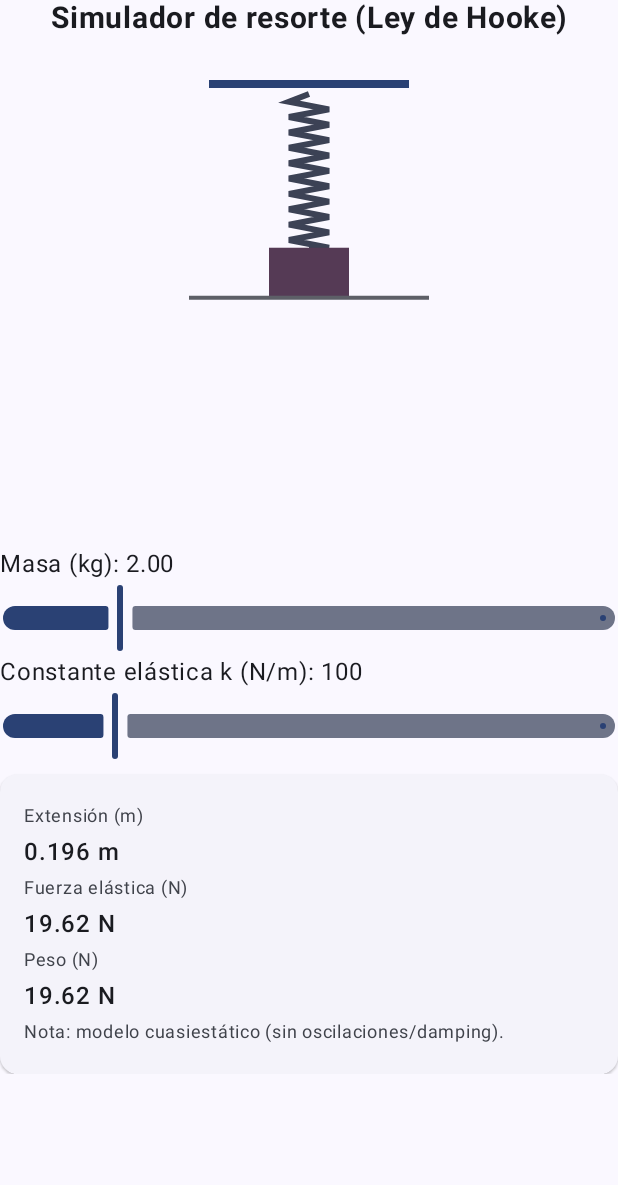
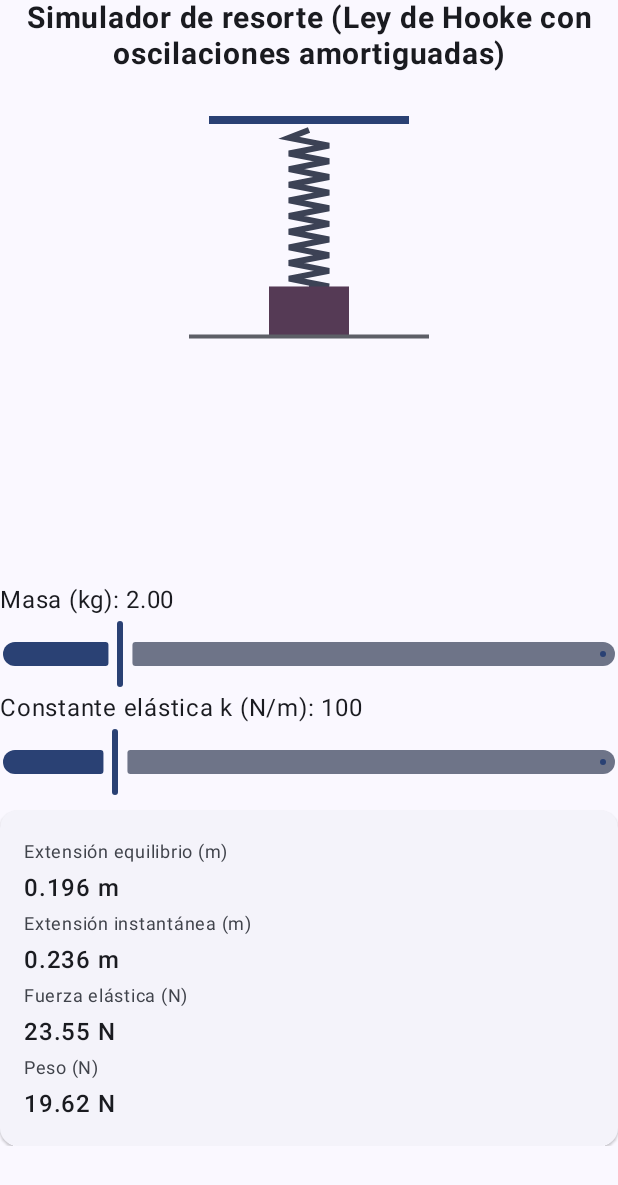
Before and after one commit to Stivenco12/proyecto-naturales-experimentos, an Android app built with Jetpack Compose: the composable SpringSimulator shown on its own in the app's theme, on a phone screen of 412 x 824 dp. Shown: the top 1185 px of the screen. Run offline under Robolectric (Android 15) with nearby library versions, the phone set to English and light mode, and no system bars.

Commit message:
se añadieron ocilaciones al resorte

```diff
--- a/app/src/main/java/com/example/fsica_qumica/MainActivity.kt
+++ b/app/src/main/java/com/example/fsica_qumica/MainActivity.kt
@@ -3,7 +3,6 @@ package com.example.fsica_qumica
 import android.os.Bundle
 import androidx.activity.ComponentActivity
 import androidx.activity.compose.setContent
-import androidx.compose.animation.core.animateFloatAsState
 import androidx.compose.foundation.Canvas
 import androidx.compose.foundation.layout.*
 import androidx.compose.foundation.rememberScrollState
@@ -18,7 +17,9 @@ import androidx.compose.ui.text.font.FontWeight
 import androidx.compose.ui.text.style.TextAlign
 import androidx.compose.ui.unit.dp
 import androidx.compose.ui.unit.sp
+import kotlin.math.cos
 import kotlin.math.max
+import kotlin.math.sqrt
 
 class MainActivity : ComponentActivity() {
     override fun onCreate(savedInstanceState: Bundle?) {
@@ -67,7 +68,6 @@ fun LabeledValue(label: String, value: String) {
         Text(value, fontSize = 16.sp, fontWeight = FontWeight.SemiBold)
     }
 }
-
 @Composable
 fun SpringSimulator(modifier: Modifier = Modifier) {
     var massKg by remember { mutableStateOf(2f) }
@@ -77,18 +77,37 @@ fun SpringSimulator(modifier: Modifier = Modifier) {
     val topMarginPx = 40f
     val coilWidthPx = 40f
     val naturalLengthPx = 140f
+    val pxPerMeter = 70f
 
-    val extensionMeters = (massKg * g) / max(kNpm, 1f)
-    val pxPerMeter = 70f
-    val totalLengthPxTarget = naturalLengthPx + extensionMeters * pxPerMeter
-    val animatedLengthPx by animateFloatAsState(targetValue = totalLengthPxTarget)
+    // ---------------------------
+    // Movimiento dinámico (MAS amortiguado)
+    // ---------------------------
+    val extensionEq = (massKg * g) / max(kNpm, 1f) // equilibrio
+    val omega = sqrt(kNpm / massKg) // frecuencia angular
+    val amplitude = extensionEq * 0.3f // amplitud inicial (30%)
+    val damping = 0.15f // factor de amortiguamiento (ajustable)
+
+    var time by remember { mutableStateOf(0f) }
+
+    LaunchedEffect(massKg, kNpm) {
+        time = 0f
+        while (true) {
+            withFrameNanos {
+                time += 1 / 20f
+            }
+        }
+    }
+
+    // Ecuación con oscilación amortiguada
+    val extensionMeters = extensionEq + amplitude * kotlin.math.exp(-damping * time) * cos(omega * time)
+    val totalLengthPx = naturalLengthPx + extensionMeters * pxPerMeter
 
     Column(
         modifier = modifier.verticalScroll(rememberScrollState()),
         horizontalAlignment = Alignment.CenterHorizontally
     ) {
         Text(
-            "Simulador de resorte (Ley de Hooke)",
+            "Simulador de resorte (Ley de Hooke con oscilaciones amortiguadas)",
             fontWeight = FontWeight.Bold,
             fontSize = 20.sp,
             textAlign = TextAlign.Center
@@ -100,7 +119,6 @@ fun SpringSimulator(modifier: Modifier = Modifier) {
                 .height(320.dp),
             contentAlignment = Alignment.TopCenter
         ) {
-            // Guarda los colores antes del Canvas
             val primaryColor = MaterialTheme.colorScheme.primary
             val secondaryColor = MaterialTheme.colorScheme.secondary
             val tertiaryColor = MaterialTheme.colorScheme.tertiary
@@ -109,15 +127,17 @@ fun SpringSimulator(modifier: Modifier = Modifier) {
             Canvas(modifier = Modifier.fillMaxSize()) {
                 val centerX = size.width / 2f
                 val topY = topMarginPx
-                val bottomY = topMarginPx + animatedLengthPx
+                val bottomY = topY + totalLengthPx
 
+                // Soporte superior
                 drawLine(
                     color = primaryColor,
-                    start = Offset(x = centerX - 100f, y = topY - 10f),
-                    end = Offset(x = centerX + 100f, y = topY - 10f),
+                    start = Offset(centerX - 100f, topY - 10f),
+                    end = Offset(centerX + 100f, topY - 10f),
                     strokeWidth = 8f
                 )
 
+                // Resorte
                 val turns = 10
                 val segment = (bottomY - topY) / turns
                 val path = Path().apply {
@@ -138,6 +158,7 @@ fun SpringSimulator(modifier: Modifier = Modifier) {
                     style = androidx.compose.ui.graphics.drawscope.Stroke(width = 6f)
                 )
 
+                // Bloque (masa)
                 val blockWidth = 80f
                 val blockHeight = 50f
                 drawRect(
@@ -146,6 +167,7 @@ fun SpringSimulator(modifier: Modifier = Modifier) {
                     size = androidx.compose.ui.geometry.Size(blockWidth, blockHeight)
                 )
 
+                // Piso
                 drawLine(
                     color = outlineColor,
                     start = Offset(centerX - 120f, bottomY + blockHeight),
@@ -154,7 +176,6 @@ fun SpringSimulator(modifier: Modifier = Modifier) {
                 )
             }
         }
-
 
         Spacer(Modifier.height(8.dp))
         Column(Modifier.fillMaxWidth()) {
@@ -167,18 +188,16 @@ fun SpringSimulator(modifier: Modifier = Modifier) {
         Spacer(Modifier.height(8.dp))
         ElevatedCard(modifier = Modifier.fillMaxWidth()) {
             Column(Modifier.padding(16.dp)) {
-                LabeledValue("Extensión (m)", "%.3f m".format(extensionMeters))
+                LabeledValue("Extensión equilibrio (m)", "%.3f m".format(extensionEq))
+                LabeledValue("Extensión instantánea (m)", "%.3f m".format(extensionMeters))
                 LabeledValue("Fuerza elástica (N)", "%.2f N".format(kNpm * extensionMeters))
                 LabeledValue("Peso (N)", "%.2f N".format(massKg * g))
-                Text(
-                    "Nota: modelo cuasiestático (sin oscilaciones/damping).",
-                    fontSize = 12.sp,
-                    color = MaterialTheme.colorScheme.onSurfaceVariant
-                )
+
             }
         }
     }
 }
+
 
 @Composable
 fun PressureCalculator(modifier: Modifier = Modifier) {
```
